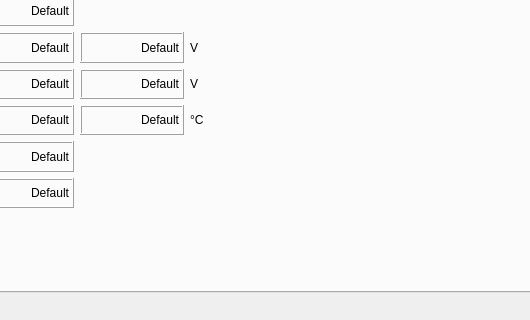
Old version of the form execute-gui-1/mainwindow.ui in the repository JFDuval/FlexSEA; both pictures show x 272 to 802 and y 448 to 768 of the 1024 by 768 pixel window.
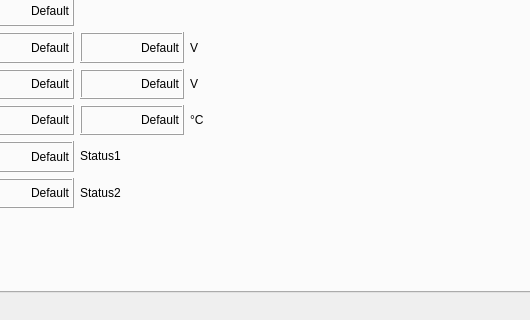
New version of the form. The open tabs and pages were chosen to show the change. Custom widgets are drawn as their Qt base class.

Commit message: Now decoding status bytes

Patch:
```diff
--- a/execute-gui-1/mainwindow.ui
+++ b/execute-gui-1/mainwindow.ui
@@ -1428,6 +1428,20 @@
          </property>
         </widget>
        </item>
+       <item row="15" column="3" colspan="3">
+        <widget class="QLabel" name="label_status1">
+         <property name="text">
+          <string>&lt;html&gt;&lt;head/&gt;&lt;body&gt;&lt;p&gt;Status1&lt;/p&gt;&lt;/body&gt;&lt;/html&gt;</string>
+         </property>
+        </widget>
+       </item>
+       <item row="16" column="3" colspan="3">
+        <widget class="QLabel" name="label_status2">
+         <property name="text">
+          <string>&lt;html&gt;&lt;head/&gt;&lt;body&gt;&lt;p&gt;Status2&lt;/p&gt;&lt;/body&gt;&lt;/html&gt;</string>
+         </property>
+        </widget>
+       </item>
       </layout>
      </widget>
     </widget>
```
Left out of the diff: 2 changed lines with no effect on the pictures. The commit also changes 2 other files.
